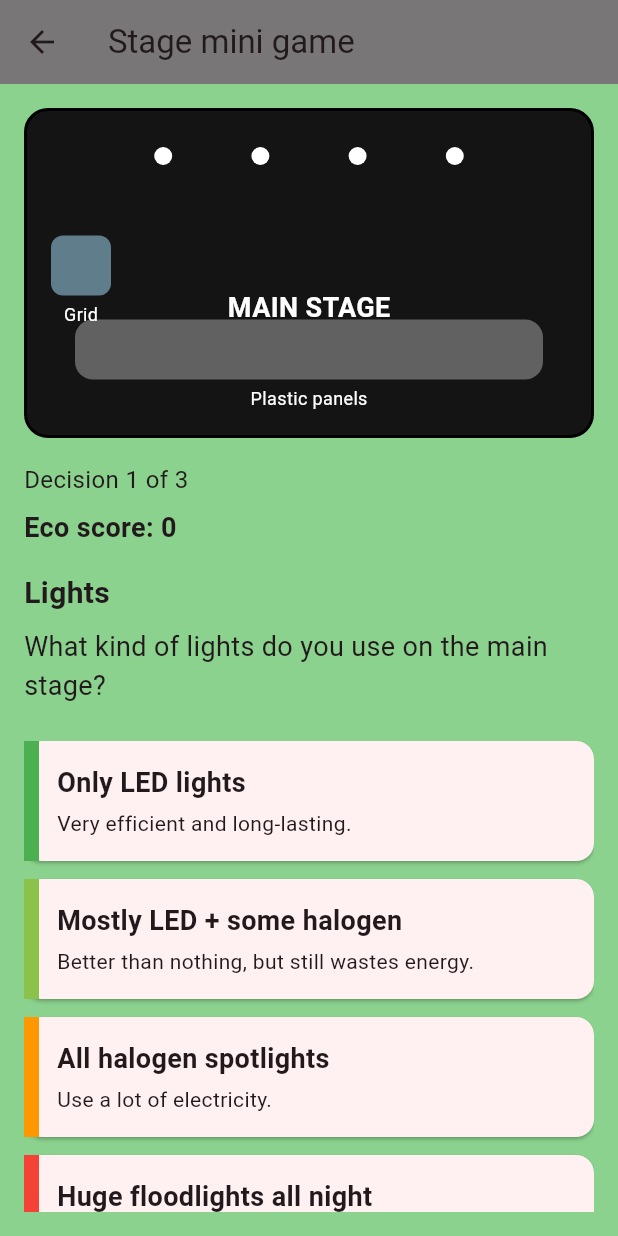
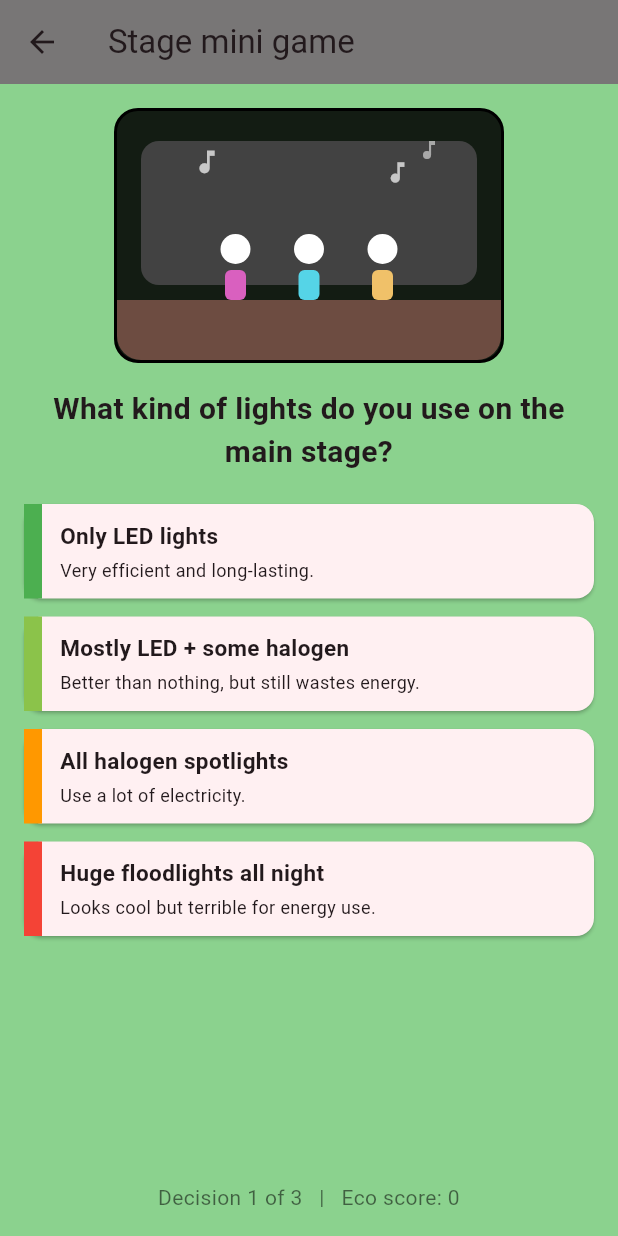
Before and after one commit to Hrisko123/DE-ONTDEK-FABRIEK, a Flutter app: the StagePage screen opened directly, on a phone screen of 412 x 824 dp. Run offline on Flutter 3.47's test engine with Material 3 defaults, Android fonts, the light colour scheme and no system bars.

Commit message:
minigame design changes

```diff
--- a/deontdekfabriek/lib/main.dart
+++ b/deontdekfabriek/lib/main.dart
@@ -273,9 +273,6 @@
   int _ecoScore = 0;
 
   // Current visual configuration of the stage
-  String _lightsType = 'basic';   // 'basic', 'led', 'mixed', 'halogen'
-  String _powerType = 'grid';     // 'solar', 'greenGrid', 'grid', 'diesel'
-  String _floorType = 'plastic';  // 'reusedWood', 'wood', 'plastic';
   Color _colorForScore(int scoreChange) {
     if (scoreChange >= 3) {
       return Colors.green;        // very eco
@@ -292,24 +289,10 @@
 
   void _onOptionSelected(int optionIndex, StageOption option) {
     setState(() {
-      final currentQuestion = _questions[_currentQuestionIndex];
-
       // 1) update score
       _ecoScore += option.scoreChange;
 
-      // 2) update how the stage looks based on which question we are in
-      if (currentQuestion.category == 'Lights') {
-        // you currently have 2 options: index 0 = LED, 1 = Halogen
-        _lightsType = (optionIndex == 0) ? 'led' : 'halogen';
-      } else if (currentQuestion.category == 'Power') {
-        // 0 = Solar, 1 = Diesel
-        _powerType = (optionIndex == 0) ? 'solar' : 'diesel';
-      } else if (currentQuestion.category == 'Materials') {
-        // 0 = Reused wood, 1 = Plastic
-        _floorType = (optionIndex == 0) ? 'reusedWood' : 'plastic';
-      }
-
-      // 3) next question
+      // 2) next question
       final bool isLastQuestion =
           _currentQuestionIndex == _questions.length - 1;
 
@@ -325,157 +308,112 @@
     });
   }
 
-  Widget _buildStage() {
-    // Decide colors / shapes based on the type strings
-
-    // Lights
-    Color lightsColor;
-    int lightsCount;
-    switch (_lightsType) {
-      case 'led':
-        lightsColor = Colors.greenAccent;
-        lightsCount = 6;
-        break;
-      case 'halogen':
-        lightsColor = Colors.orange;
-        lightsCount = 3;
-        break;
-      default:
-        lightsColor = Colors.white;
-        lightsCount = 4;
+  Widget _bandMember(Color color) {
+    return Column(
+      mainAxisSize: MainAxisSize.min,
+      children: [
+        // head
+        const CircleAvatar(
+          radius: 10,
+          backgroundColor: Colors.white,
+        ),
+        const SizedBox(height: 4),
+        // body
+        Container(
+          width: 14,
+          height: 20,
+          decoration: BoxDecoration(
+            color: color,
+            borderRadius: BorderRadius.circular(4),
+          ),
+        ),
+      ],
+    );
   }
 
-    // Floor
-    Color floorColor;
-    String floorLabel;
-    switch (_floorType) {
-      case 'reusedWood':
-        floorColor = Colors.brown.shade700;
-        floorLabel = 'Reused wood';
-        break;
-      case 'plastic':
-      default:
-        floorColor = Colors.grey.shade700;
-        floorLabel = 'Plastic panels';
-        break;
-    }
-
-    // Power
-    Color powerColor;
-    String powerLabel;
-    switch (_powerType) {
-      case 'solar':
-        powerColor = Colors.green.shade700;
-        powerLabel = 'Solar';
-        break;
-      case 'diesel':
-        powerColor = Colors.red.shade700;
-        powerLabel = 'Diesel';
-        break;
-      default:
-        powerColor = Colors.blueGrey;
-        powerLabel = 'Grid';
-    }
-
+  Widget _buildStage() {
     return Center(
       child: Container(
-        height: 220,
-        width: double.infinity,
-        margin: const EdgeInsets.only(bottom: 16),
+        width: 260,
+        height: 170,
         decoration: BoxDecoration(
-          color: const Color.fromARGB(255, 20, 20, 20),
+          color: Colors.black87,
           borderRadius: BorderRadius.circular(16),
           border: Border.all(color: Colors.black, width: 2),
         ),
         child: Stack(
           children: [
-            // Stage floor
+            // wall
             Positioned(
-              bottom: 16,
-              left: 32,
-              right: 32,
-              child: Column(
-                children: [
-                  Container(
-                    height: 40,
+              left: 16,
+              right: 16,
+              top: 20,
+              bottom: 50,
+              child: Container(
                 decoration: BoxDecoration(
-                      color: floorColor,
+                  color: Colors.grey[800],
                   borderRadius: BorderRadius.circular(12),
                 ),
               ),
-                  const SizedBox(height: 4),
-                  Text(
-                    floorLabel,
-                    style: const TextStyle(
-                      color: Colors.white,
-                      fontSize: 12,
-                    ),
-                  ),
-                ],
-              ),
             ),
 
-            // Lights row at the top
+            // floor
             Positioned(
-              top: 24,
-              left: 32,
-              right: 32,
-              child: Row(
-                mainAxisAlignment: MainAxisAlignment.spaceEvenly,
-                children: List.generate(
-                  lightsCount,
-                  (_) => Container(
-                    width: 12,
-                    height: 12,
+              left: 0,
+              right: 0,
+              bottom: 0,
+              child: Container(
+                height: 40,
                 decoration: BoxDecoration(
-                      color: lightsColor,
-                      shape: BoxShape.circle,
-                    ),
+                  color: Colors.brown[600],
+                  borderRadius: const BorderRadius.vertical(
+                    bottom: Radius.circular(16),
                   ),
                 ),
               ),
             ),
 
-            // Power box on the left
+            // Band
             Positioned(
-              left: 16,
-              bottom: 72,
-              child: Column(
+              bottom: 40,
+              left: 40,
+              right: 40,
+              child: Row(
+                mainAxisAlignment: MainAxisAlignment.spaceEvenly,
                 children: [
-                  Container(
-                    width: 40,
-                    height: 40,
-                    decoration: BoxDecoration(
-                      color: powerColor,
-                      borderRadius: BorderRadius.circular(8),
-                    ),
-                  ),
-                  const SizedBox(height: 4),
-                  Text(
-                    powerLabel,
-                    style: const TextStyle(
-                      color: Colors.white,
-                      fontSize: 12,
-                    ),
-                  ),
+                  _bandMember(const Color.fromARGB(255, 217, 96, 191)),
+                  _bandMember(const Color.fromARGB(255, 85, 212, 231)),
+                  _bandMember(const Color.fromARGB(255, 240, 193, 105)),
                 ],
               ),
             ),
 
-            // Stage label
+            // musical notes
             const Positioned(
-              bottom: 72,
-              left: 0,
-              right: 0,
-              child: Center(
-                child: Text(
-                  'MAIN STAGE',
-                  style: TextStyle(
-                    color: Colors.white,
-                    fontSize: 18,
-                    fontWeight: FontWeight.bold,
+              top: 24,
+              left: 50,
+              child: Icon(
+                Icons.music_note,
+                color: Colors.white70,
+                size: 20,
               ),
             ),
+            const Positioned(
+              top: 32,
+              right: 60,
+              child: Icon(
+                Icons.music_note,
+                color: Colors.white70,
+                size: 18,
+              ),
+            ),
+            const Positioned(
+              top: 18,
+              right: 40,
+              child: Icon(
+                Icons.music_note,
+                color: Colors.white54,
+                size: 16,
               ),
             ),
           ],
@@ -499,42 +437,27 @@
         child: Column(
           crossAxisAlignment: CrossAxisAlignment.start,
           children: [
+            // Mini stage arriba
             _buildStage(),
-            // Progress text
-            Text(
-              'Decision ${_currentQuestionIndex + 1} of ${_questions.length}',
-              style: const TextStyle(fontSize: 16),
-            ),
-            const SizedBox(height: 8),
-
-            // Simple score display
-            Text(
-              'Eco score: $_ecoScore',
-              style: const TextStyle(
-                fontSize: 18,
-                fontWeight: FontWeight.bold,
-              ),
-            ),
             const SizedBox(height: 16),
 
-            // Category title
-            Text(
-              current.category,
+            // Pregunta centrada (sin "Lights")
+            Center(
+              child: Padding(
+                padding: const EdgeInsets.symmetric(horizontal: 12.0),
+                child: Text(
+                  current.questionText,
+                  textAlign: TextAlign.center,
                   style: const TextStyle(
                     fontSize: 20,
                     fontWeight: FontWeight.bold,
                   ),
                 ),
-            const SizedBox(height: 8),
+              ),
+            ),
+            const SizedBox(height: 20),
 
-            // Question text
-            Text(
-              current.questionText,
-              style: const TextStyle(fontSize: 18),
-            ),
-            const SizedBox(height: 24),
-
-            // Options list
+            // Lista de opciones
             Expanded(
               child: ListView.builder(
                 itemCount: current.options.length,
@@ -548,8 +471,8 @@
                         children: [
                           // Barra de color según lo eco que es (basado en scoreChange)
                           Container(
-                width: 10,
-                height: 80,
+                            width: 12,
+                            height: 63,
                             color: _colorForScore(option.scoreChange),
                           ),
                           Expanded(
@@ -564,14 +487,14 @@
                                   Text(
                                     option.name,
                                     style: const TextStyle(
-                          fontSize: 18,
+                                      fontSize: 15,
                                       fontWeight: FontWeight.bold,
                                     ),
                                   ),
                                   const SizedBox(height: 4),
                                   Text(
                                     option.description,
-                        style: const TextStyle(fontSize: 14),
+                                    style: const TextStyle(fontSize: 12),
                                   ),
                                 ],
                               ),
@@ -584,12 +507,28 @@
                 },
               ),
             ),
+
+            // Texto final: decisión + eco score, centrado y pequeño
+            Padding(
+              padding: const EdgeInsets.only(top: 8.0),
+              child: Center(
+                child: Text(
+                  'Decision ${_currentQuestionIndex + 1} of ${_questions.length}   |   Eco score: $_ecoScore',
+                  textAlign: TextAlign.center,
+                  style: const TextStyle(
+                    fontSize: 14,
+                    color: Colors.black54,
+                  ),
+                ),
+              ),
+            ),
           ],
         ),
       ),
     );
   }
 }
+
 class ResultPage extends StatelessWidget {
   final int score;
 
```
Lines whose indentation alone changed are shown as unchanged.
